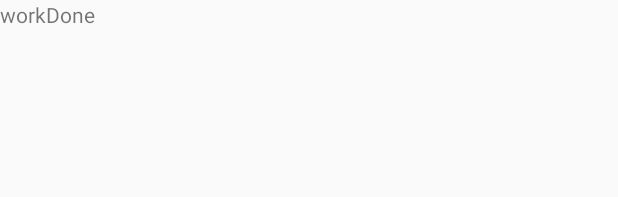
After one commit to Sparaxi/one-pager, an Android app: the layout list_item_experience.xml on its own in the app's theme, with its tools: preview values and no code run, on a phone screen of 412 x 824 dp. The commit adds this screen. Shown: the top 197 px of the screen. Run offline under Robolectric (Android 15) with nearby library versions, the phone set to English and light mode, and no system bars.

Commit message:
arrayAdapter experience
idk

```diff
--- a/onepagertest2/app/src/main/res/layout/activity_experience.xml
+++ b/onepagertest2/app/src/main/res/layout/activity_experience.xml
@@ -6,4 +6,9 @@
     android:layout_height="match_parent"
     tools:context=".ExperienceActivity">
 
+    <ListView
+        android:id="@+id/experienceList"
+        android:layout_width="match_parent"
+        android:layout_height="match_parent"/>
+
 </androidx.constraintlayout.widget.ConstraintLayout>
--- /dev/null
+++ b/onepagertest2/app/src/main/res/layout/list_item_experience.xml
@@ -0,0 +1,12 @@
+<?xml version="1.0" encoding="utf-8"?>
+<androidx.constraintlayout.widget.ConstraintLayout xmlns:android="http://schemas.android.com/apk/res/android"
+    android:layout_width="match_parent"
+    android:layout_height="match_parent">
+
+    <TextView
+        android:id="@+id/experienceItemText"
+        android:layout_width="match_parent"
+        android:layout_height="wrap_content"
+        android:text="@string/workdone"/>
+
+</androidx.constraintlayout.widget.ConstraintLayout>
--- a/onepagertest2/app/src/main/res/layout/list_item_skills.xml
+++ b/onepagertest2/app/src/main/res/layout/list_item_skills.xml
@@ -26,7 +26,6 @@
         android:text="@string/skills"
         android:textColor="@color/white"
         android:textSize="30sp"
-
         app:layout_constraintBottom_toBottomOf="@+id/shapeableImageView"
         app:layout_constraintEnd_toEndOf="@+id/shapeableImageView"
         app:layout_constraintStart_toStartOf="@+id/shapeableImageView"
--- a/onepagertest2/app/src/main/res/values/strings.xml
+++ b/onepagertest2/app/src/main/res/values/strings.xml
@@ -2,4 +2,5 @@
     <string name="app_name">one pager test #2</string>
     <string name="aboutmetext">Hello, im wesley from the netherlands,26 years old, and currently studying for software developer, I like to cook, program, play games, and fitness sadly that isnt really do able due to covid-19.  I really want to get a job in AI programming, and or something in Game design, But i take any other job in algoritmic programming to.</string>
     <string name="skills">skills</string>
+    <string name="workdone">workDone</string>
 </resources>
```
Also changed, not shown: onepagertest2/app/src/main/java/com/example/onepagertest2/ExperienceActivity.java (+16 -0 lines), onepagertest2/app/src/main/java/com/example/onepagertest2/ExperienceAdapter.java (added, +40 -0 lines), onepagertest2/app/src/main/java/com/example/onepagertest2/ExperienceStringStorage.java (added, +18 -0 lines).
